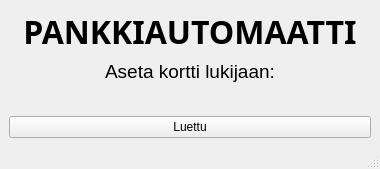
This is BankEXE/mainwindow.ui in Akllu/BankSimul as Qt 5 draws it before an edit. The edited form follows.
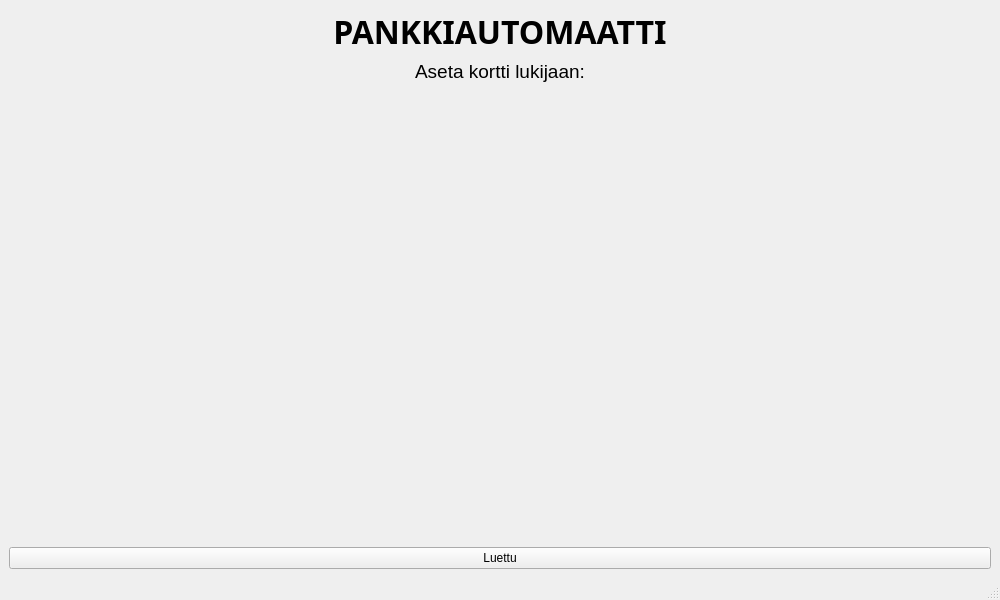
This is the edited form.

```diff
--- a/BankEXE/mainwindow.ui
+++ b/BankEXE/mainwindow.ui
@@ -6,8 +6,8 @@
    <rect>
     <x>0</x>
     <y>0</y>
-    <width>380</width>
-    <height>169</height>
+    <width>1000</width>
+    <height>600</height>
    </rect>
   </property>
   <property name="windowTitle">
```
